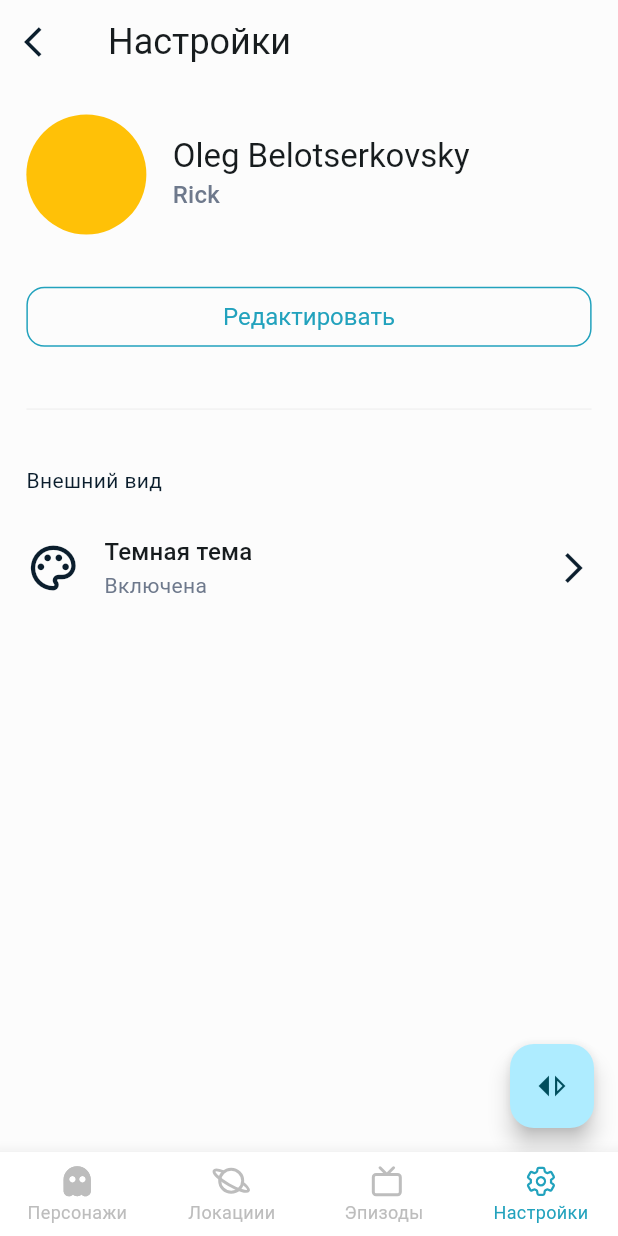
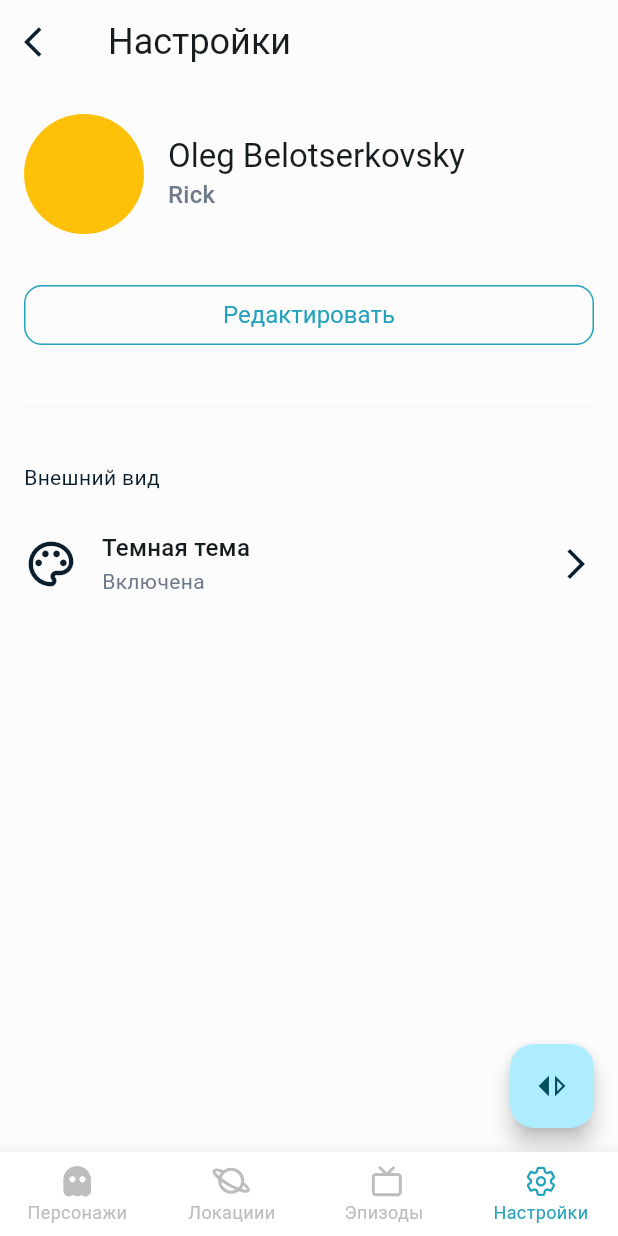
Before and after one commit to AktanK13/rick_and_morty, a Flutter app: the SettingsPage screen opened by its route, on a phone screen of 412 x 824 dp. Run offline on Flutter 3.47's test engine with Material 3 defaults, Android fonts, the phone set to English and light mode, and no system bars; our stand-ins replace bloc, dartz, dio, equatable, flutter_bloc, flutter_svg and 5 more; accounts and stored records are empty; network calls fail.

Commit message:
remove screen utils

```diff
--- a/lib/core/utils/sized_box_helper.dart
+++ b/lib/core/utils/sized_box_helper.dart
@@ -1,14 +1,13 @@
 import 'package:flutter/material.dart';
-import 'package:flutter_screenutil/flutter_screenutil.dart';
 
 Widget addHorizontalSpace(double width) {
   return SizedBox(
-    width: width.w,
+    width: width,
   );
 }
 
 Widget addVerticalSpace(double height) {
   return SizedBox(
-    height: height.h,
+    height: height,
   );
 }
--- a/lib/features/characters/presentation/pages/characters_page.dart
+++ b/lib/features/characters/presentation/pages/characters_page.dart
@@ -1,6 +1,6 @@
 import 'package:flutter/material.dart';
 import 'package:flutter_bloc/flutter_bloc.dart';
-import 'package:flutter_screenutil/flutter_screenutil.dart';
+
 import 'package:infinite_scroll_pagination/infinite_scroll_pagination.dart';
 import 'package:rick_and_morty/core/constants/constants.dart';
 import 'package:rick_and_morty/core/styles/app_colors.dart';
@@ -62,7 +62,7 @@ class _CharactersPageState extends State<CharactersPage> {
         child: Column(
           children: [
             Padding(
-              padding: EdgeInsets.symmetric(vertical: 6.h, horizontal: 16.w),
+              padding: const EdgeInsets.symmetric(vertical: 6, horizontal: 16),
               child: Row(
                 mainAxisAlignment: MainAxisAlignment.spaceBetween,
                 children: [
--- a/lib/features/characters/presentation/pages/characters_search_page.dart
+++ b/lib/features/characters/presentation/pages/characters_search_page.dart
@@ -1,6 +1,6 @@
 import 'package:flutter/material.dart';
 import 'package:flutter_bloc/flutter_bloc.dart';
-import 'package:flutter_screenutil/flutter_screenutil.dart';
+
 import 'package:go_router/go_router.dart';
 import 'package:rick_and_morty/core/router/app_router.dart';
 import 'package:rick_and_morty/core/styles/app_colors.dart';
@@ -201,7 +201,7 @@ class _CharactersSearchPageState extends State<CharactersSearchPage> {
                                 extra: character);
                           },
                           leading: DetailCircleAvatar(
-                            radius: 34.r,
+                            radius: 34,
                             imageurl: character.image,
                           ),
                           title: Column(
--- a/lib/features/characters/presentation/widgets/character_paged_grid_view.dart
+++ b/lib/features/characters/presentation/widgets/character_paged_grid_view.dart
@@ -1,5 +1,5 @@
 import 'package:flutter/material.dart';
-import 'package:flutter_screenutil/flutter_screenutil.dart';
+
 import 'package:go_router/go_router.dart';
 import 'package:infinite_scroll_pagination/infinite_scroll_pagination.dart';
 import 'package:rick_and_morty/core/router/app_router.dart';
@@ -32,7 +32,7 @@ class CharacterPagedGridView extends StatelessWidget {
               crossAxisAlignment: CrossAxisAlignment.center,
               children: [
                 DetailCircleAvatar(
-                  radius: 40.r,
+                  radius: 40,
                   imageurl: character.image,
                 ),
                 addVerticalSpace(18),
--- a/lib/features/characters/presentation/widgets/character_paged_list_view.dart
+++ b/lib/features/characters/presentation/widgets/character_paged_list_view.dart
@@ -1,5 +1,5 @@
 import 'package:flutter/material.dart';
-import 'package:flutter_screenutil/flutter_screenutil.dart';
+
 import 'package:go_router/go_router.dart';
 import 'package:infinite_scroll_pagination/infinite_scroll_pagination.dart';
 import 'package:rick_and_morty/core/styles/app_colors.dart';
@@ -23,7 +23,7 @@ class CharacterPagedListView extends StatelessWidget {
         },
         itemBuilder: (context, character, index) {
           return Padding(
-            padding: EdgeInsets.symmetric(vertical: 10.h),
+            padding: const EdgeInsets.symmetric(vertical: 10),
             child: ListTile(
               contentPadding: const EdgeInsets.all(0),
               horizontalTitleGap: 0,
@@ -31,7 +31,7 @@ class CharacterPagedListView extends StatelessWidget {
                 context.go(AppRouter.charactersDetails, extra: character);
               },
               leading: DetailCircleAvatar(
-                radius: 34.r,
+                radius: 34,
                 imageurl: character.image,
               ),
               title: Column(
--- a/lib/features/characters/presentation/widgets/detail_character_info.dart
+++ b/lib/features/characters/presentation/widgets/detail_character_info.dart
@@ -1,5 +1,5 @@
 import 'package:flutter/material.dart';
-import 'package:flutter_screenutil/flutter_screenutil.dart';
+
 import 'package:rick_and_morty/core/styles/app_colors.dart';
 import 'package:rick_and_morty/core/utils/sized_box_helper.dart';
 import 'package:rick_and_morty/features/characters/domain/entities/entities.dart';
--- a/lib/features/characters/presentation/widgets/detail_circle_avatar.dart
+++ b/lib/features/characters/presentation/widgets/detail_circle_avatar.dart
@@ -1,5 +1,5 @@
 import 'package:flutter/material.dart';
-import 'package:flutter_screenutil/flutter_screenutil.dart';
+
 import 'package:rick_and_morty/core/styles/app_colors.dart';
 
 class DetailCircleAvatar extends StatelessWidget {
@@ -11,7 +11,7 @@ class DetailCircleAvatar extends StatelessWidget {
   @override
   Widget build(BuildContext context) {
     return CircleAvatar(
-      radius: radius.r,
+      radius: radius,
       backgroundImage: NetworkImage(imageurl),
       backgroundColor: AppColors.buttonDisabled,
     );
--- a/lib/features/episodes/presentation/pages/episode_detail_page.dart
+++ b/lib/features/episodes/presentation/pages/episode_detail_page.dart
@@ -1,5 +1,5 @@
 import 'package:flutter/material.dart';
-import 'package:flutter_screenutil/flutter_screenutil.dart';
+
 import 'package:rick_and_morty/core/styles/app_colors.dart';
 import 'package:rick_and_morty/core/utils/sized_box_helper.dart';
 import 'package:rick_and_morty/features/characters/presentation/widgets/detail_character_text.dart';
--- a/lib/features/locations/presentation/pages/location_details_page.dart
+++ b/lib/features/locations/presentation/pages/location_details_page.dart
@@ -1,5 +1,5 @@
 import 'package:flutter/material.dart';
-import 'package:flutter_screenutil/flutter_screenutil.dart';
+
 import 'package:rick_and_morty/core/styles/app_colors.dart';
 import 'package:rick_and_morty/core/utils/sized_box_helper.dart';
 import 'package:rick_and_morty/features/characters/presentation/widgets/detail_character_text.dart';
--- a/lib/features/settings/presentation/pages/settings_page.dart
+++ b/lib/features/settings/presentation/pages/settings_page.dart
@@ -1,6 +1,6 @@
 import 'package:flutter/material.dart';
 import 'package:flutter_bloc/flutter_bloc.dart';
-import 'package:flutter_screenutil/flutter_screenutil.dart';
+
 import 'package:rick_and_morty/core/styles/app_colors.dart';
 import 'package:rick_and_morty/core/styles/app_text_style.dart';
 import 'package:rick_and_morty/core/utils/sized_box_helper.dart';
@@ -31,7 +31,7 @@ class _SettingsPageState extends State<SettingsPage> {
       ),
       body: SafeArea(
         child: Padding(
-          padding: EdgeInsets.symmetric(vertical: 20.h, horizontal: 16.w),
+          padding: const EdgeInsets.symmetric(vertical: 20, horizontal: 16),
           child: Column(
             children: [
               Column(
@@ -61,7 +61,7 @@ class _SettingsPageState extends State<SettingsPage> {
                       )
                     ],
                   ),
-                  addVerticalSpace(30.h),
+                  addVerticalSpace(30),
                   SizedBox(
                     width: MediaQuery.of(context).size.width,
                     child: ElevatedButton(
--- a/lib/shared/widgets/divider_line.dart
+++ b/lib/shared/widgets/divider_line.dart
@@ -1,5 +1,5 @@
 import 'package:flutter/material.dart';
-import 'package:flutter_screenutil/flutter_screenutil.dart';
+
 import 'package:rick_and_morty/core/styles/app_colors.dart';
 import 'package:rick_and_morty/core/utils/sized_box_helper.dart';
 
@@ -11,8 +11,8 @@ class DividerLine extends StatelessWidget {
     return Column(
       children: [
         addVerticalSpace(36),
-        Divider(
-          height: 2.h,
+        const Divider(
+          height: 2,
           color: AppColors.dividerColor,
         ),
         addVerticalSpace(36),
--- a/pubspec.yaml
+++ b/pubspec.yaml
@@ -35,7 +35,6 @@ dependencies:
   # The following adds the Cupertino Icons font to your application.
   # Use with the CupertinoIcons class for iOS style icons.
   cupertino_icons: ^1.0.6
-  flutter_screenutil: ^5.9.3
   flutter_native_splash: ^2.4.1
   dio: ^5.5.0+1
   flutter_svg: ^2.0.10+1
```
Also changed, not shown: lib/features/characters/presentation/widgets/detail_app_bar.dart (+7 -7 lines), lib/main.dart (+5 -9 lines), pubspec.lock.
